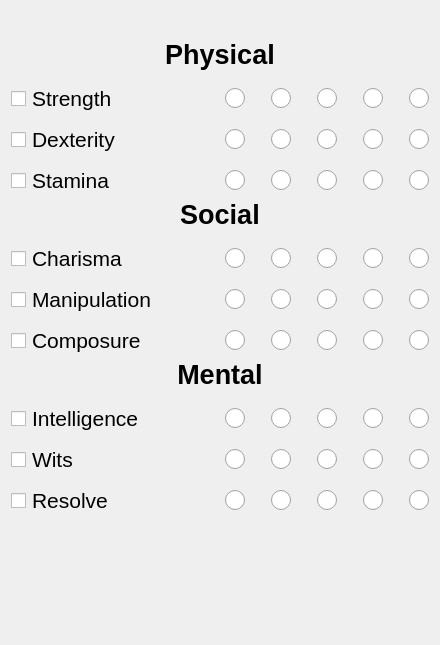
Pkow1999/Vampire-The-Masquerade-v5-Character-Sheet-for-Android, file attributes.ui: the form before one commit.
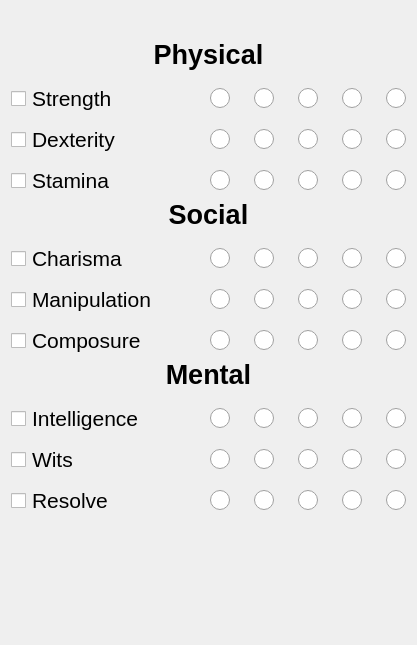
The form after the commit. Icons and pictures are not drawn.

```diff
--- a/attributes.ui
+++ b/attributes.ui
@@ -6,7 +6,7 @@
    <rect>
     <x>0</x>
     <y>0</y>
-    <width>440</width>
+    <width>417</width>
     <height>645</height>
    </rect>
   </property>
@@ -122,10 +122,10 @@
        <item>
         <layout class="QHBoxLayout" name="StrengthDots">
          <property name="spacing">
-          <number>20</number>
+          <number>18</number>
          </property>
          <property name="sizeConstraint">
-          <enum>QLayout::SetMinimumSize</enum>
+          <enum>QLayout::SetMaximumSize</enum>
          </property>
          <item>
           <widget class="QRadioButton" name="radioButton">
@@ -334,7 +334,7 @@
        <item>
         <layout class="QHBoxLayout" name="DexterityDots">
          <property name="spacing">
-          <number>20</number>
+          <number>18</number>
          </property>
          <property name="sizeConstraint">
           <enum>QLayout::SetMaximumSize</enum>
@@ -552,10 +552,10 @@
        <item>
         <layout class="QHBoxLayout" name="StaminaDots">
          <property name="spacing">
-          <number>20</number>
+          <number>18</number>
          </property>
          <property name="sizeConstraint">
-          <enum>QLayout::SetMinimumSize</enum>
+          <enum>QLayout::SetMaximumSize</enum>
          </property>
          <item>
           <widget class="QRadioButton" name="radioButton_16">
@@ -796,7 +796,7 @@
        <item>
         <layout class="QHBoxLayout" name="horizontalLayout_9">
          <property name="spacing">
-          <number>20</number>
+          <number>18</number>
          </property>
          <property name="sizeConstraint">
           <enum>QLayout::SetMaximumSize</enum>
@@ -1008,7 +1008,7 @@
        <item>
         <layout class="QHBoxLayout" name="horizontalLayout_8">
          <property name="spacing">
-          <number>20</number>
+          <number>18</number>
          </property>
          <property name="sizeConstraint">
           <enum>QLayout::SetMaximumSize</enum>
@@ -1220,7 +1220,7 @@
        <item>
         <layout class="QHBoxLayout" name="horizontalLayout_10">
          <property name="spacing">
-          <number>20</number>
+          <number>18</number>
          </property>
          <property name="sizeConstraint">
           <enum>QLayout::SetMaximumSize</enum>
@@ -1464,7 +1464,7 @@
        <item>
         <layout class="QHBoxLayout" name="horizontalLayout_7">
          <property name="spacing">
-          <number>20</number>
+          <number>18</number>
          </property>
          <property name="sizeConstraint">
           <enum>QLayout::SetMaximumSize</enum>
@@ -1676,7 +1676,7 @@
        <item>
         <layout class="QHBoxLayout" name="horizontalLayout_21">
          <property name="spacing">
-          <number>20</number>
+          <number>18</number>
          </property>
          <property name="sizeConstraint">
           <enum>QLayout::SetMaximumSize</enum>
@@ -1888,7 +1888,7 @@
        <item>
         <layout class="QHBoxLayout" name="horizontalLayout_23">
          <property name="spacing">
-          <number>20</number>
+          <number>18</number>
          </property>
          <property name="sizeConstraint">
           <enum>QLayout::SetMaximumSize</enum>
```
Left out of the diff: 60 changed lines with no effect on the pictures.
